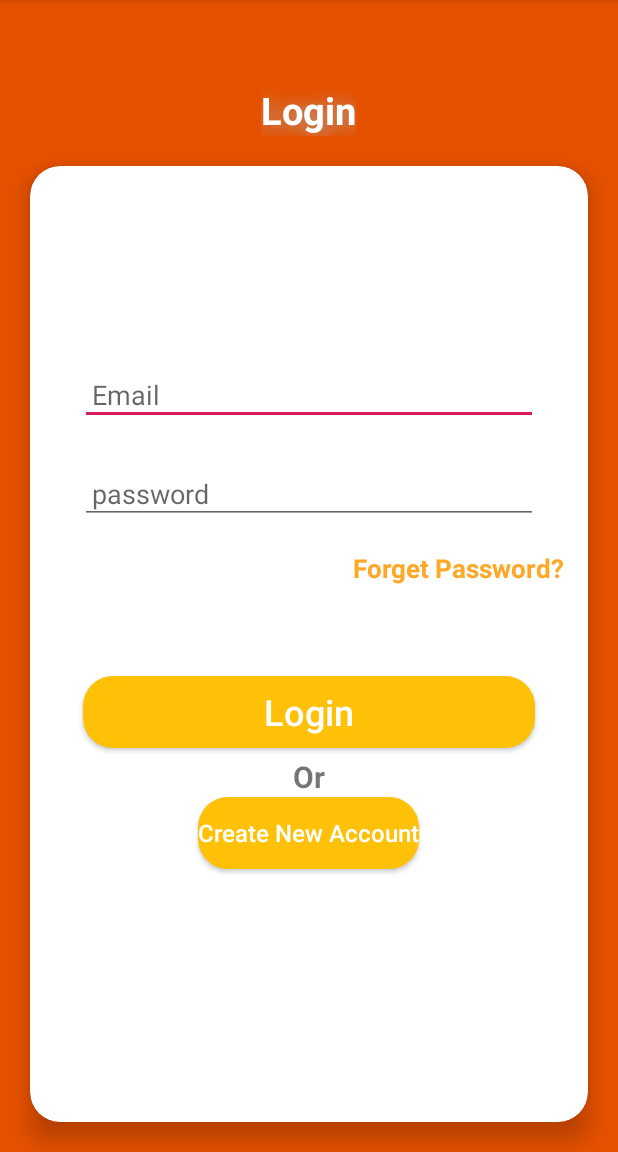
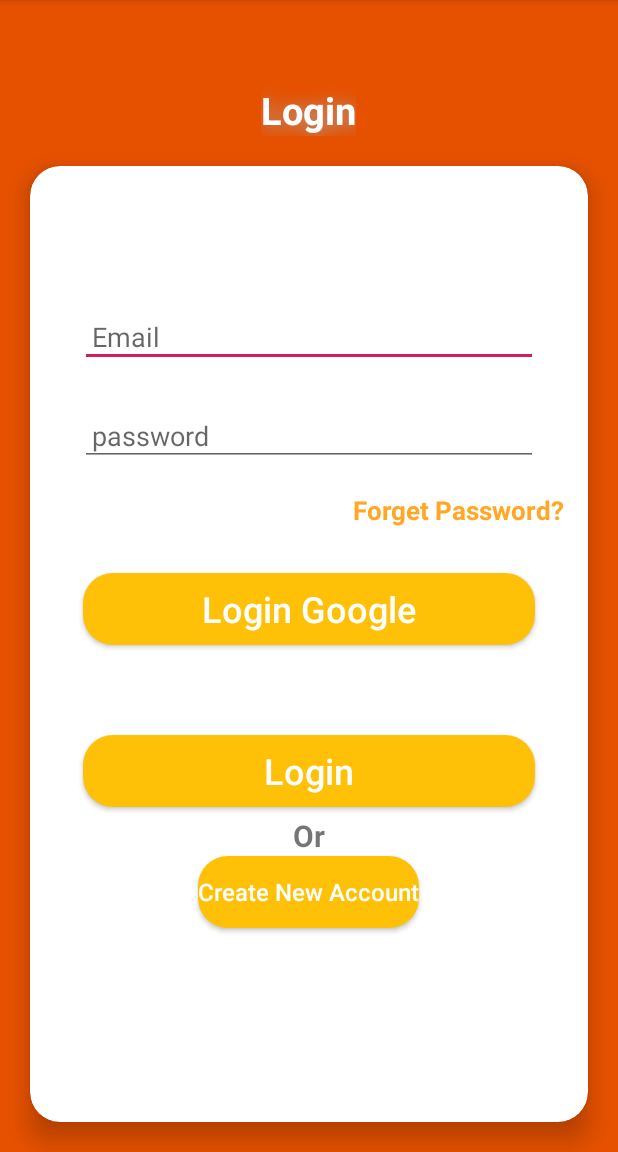
Before and after one commit to Omar4518/Pharma, an Android app: the screen it shows after launch (LoginActivityUser), after a tap on "USER LOGIN", on a phone screen of 412 x 824 dp, the part 84-1236 px from its top. Run offline under Robolectric (Android 15) with nearby library versions, the phone set to English and light mode, and no system bars; our stand-ins replace Firebase (no records; nobody signed in at launch, a user with empty details on screens opened directly).

Commit message:
google login

```diff
--- a/app/build.gradle
+++ b/app/build.gradle
@@ -27,6 +27,8 @@
     //noinspection GradleCompatible
     implementation 'com.android.support:cardview-v7:26.1.0'
     //noinspection GradleCompatible
+    implementation 'com.google.android.gms:play-services-auth:18.0.0'
+    //noinspection GradleCompatible
     implementation 'com.android.support:appcompat-v7:26.1.0'
     implementation 'androidx.constraintlayout:constraintlayout:1.1.3'
     implementation 'com.google.firebase:firebase-auth:19.2.0'
--- a/app/src/main/AndroidManifest.xml
+++ b/app/src/main/AndroidManifest.xml
@@ -13,9 +13,7 @@
         android:roundIcon="@mipmap/ic_launcher_round"
         android:supportsRtl="true"
         android:theme="@style/AppTheme">
-        <activity android:name=".ForgetPaswwordUserActivity">
-
-        </activity>
+        <activity android:name=".ForgetPaswwordUserActivity"/>
         <activity android:name=".PharmacyAcvtivity" />
         <activity android:name=".AddressActivity" />
         <activity android:name=".MainActivityAdmin" />
--- a/app/src/main/java/com/example/pharma_user/ForgetPaswwordUserActivity.java
+++ b/app/src/main/java/com/example/pharma_user/ForgetPaswwordUserActivity.java
@@ -24,8 +24,8 @@
         super.onCreate(savedInstanceState);
         setContentView(R.layout.activity_forget_paswword_user);
 
-        userEmail = findViewById(R.id.e1);
-        sendEmail = findViewById(R.id.b1);
+        userEmail = findViewById(R.id.email1);
+        sendEmail = findViewById(R.id.sendemail1);
         mAuth = FirebaseAuth.getInstance();
         sendEmail.setOnClickListener(new View.OnClickListener() {
             @Override
--- a/app/src/main/java/com/example/pharma_user/WelcomeActivity.java
+++ b/app/src/main/java/com/example/pharma_user/WelcomeActivity.java
@@ -9,7 +9,7 @@
 import android.widget.TextView;
 
 public class WelcomeActivity extends AppCompatActivity {
-    private Button loginButtonUser,loginButtonPharma;
+    private Button loginButtonUser,loginButtonAdmin;
 
     @Override
     protected void onCreate(Bundle savedInstanceState) {
@@ -21,13 +21,13 @@
         loginButtonUser.setOnClickListener(new View.OnClickListener() {
             @Override
             public void onClick(View v) {
-                SendUserToLoginAdminActivity();
+                SendUserToLoginUserActivity();
             }
         });
-        loginButtonPharma.setOnClickListener(new View.OnClickListener() {
+        loginButtonAdmin.setOnClickListener(new View.OnClickListener() {
             @Override
             public void onClick(View v) {
-                SendUserToLoginUserActivity();
+                SendUserToLoginAdminActivity();
             }
         });
     }
@@ -38,8 +38,8 @@
     }
 
     private void InitializeFields() {
-        loginButtonPharma = (Button) findViewById(R.id.login_button_user);
-        loginButtonUser= (Button) findViewById(R.id.login_button_pharma);
+        loginButtonAdmin = (Button) findViewById(R.id.login_button_admin);
+        loginButtonUser= (Button) findViewById(R.id.login_button_user);
     }
 
     private void SendUserToLoginAdminActivity() {
--- a/app/src/main/res/layout/activity_forget_paswword_user.xml
+++ b/app/src/main/res/layout/activity_forget_paswword_user.xml
@@ -9,7 +9,7 @@
     <EditText
         android:layout_width="match_parent"
         android:layout_height="wrap_content"
-        android:id="@+id/e1"
+        android:id="@+id/email1"
         android:hint="Enter Your Email"
         android:gravity="center"
         android:layout_marginTop="36dp"
@@ -17,7 +17,7 @@
     <Button
         android:layout_width="match_parent"
         android:layout_height="wrap_content"
-        android:id="@+id/b1"
+        android:id="@+id/sendemail1"
         android:text="Send Email"
         android:layout_below="@id/e1"
         android:layout_marginTop="100dp"/>
--- a/app/src/main/res/layout/activity_login_user.xml
+++ b/app/src/main/res/layout/activity_login_user.xml
@@ -100,7 +100,18 @@
                     android:textSize="17sp"
                     android:textStyle="bold" />
 
-
+                <Button
+                    android:id="@+id/login_button_user_google"
+                    android:layout_width="match_parent"
+                    android:layout_height="wrap_content"
+                    android:layout_marginLeft="19dp"
+                    android:layout_marginTop="30dp"
+                    android:layout_marginRight="19dp"
+                    android:background="@drawable/confirm_button"
+                    android:text="@string/login_button_user2"
+                    android:textAllCaps="false"
+                    android:textColor="@android:color/background_light"
+                    android:textSize="24sp" />
                 <Button
                     android:id="@+id/login_button_user"
                     android:layout_width="match_parent"
--- a/app/src/main/res/layout/activity_welcome.xml
+++ b/app/src/main/res/layout/activity_welcome.xml
@@ -35,7 +35,7 @@
         android:textSize="24sp" />
 
     <Button
-        android:id="@+id/login_button_pharma"
+        android:id="@+id/login_button_admin"
         android:layout_width="match_parent"
         android:layout_height="wrap_content"
         android:layout_marginTop="8dp"
--- a/app/src/main/res/values/strings.xml
+++ b/app/src/main/res/values/strings.xml
@@ -20,6 +20,7 @@
     <string name="text_or_user">Or</string>
     <string name="login_create_new_account_button_user">Create New Account</string>
     <string name="login_button_user">Login</string>
+    <string name="login_button_user2">Login Google</string>
     <!--login admin strings-->
     <string name="login_admin">Login Admin</string>
     <string name="edit_text_email_login_hint_admin">Email</string>
```
Also changed, not shown: app/src/main/java/com/example/pharma_user/LoginActivityUser.java (+99 -11 lines).
